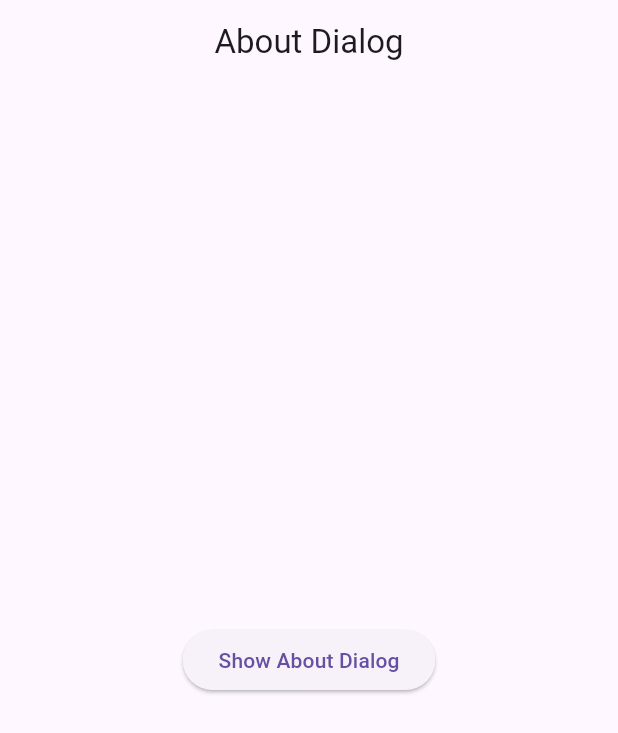
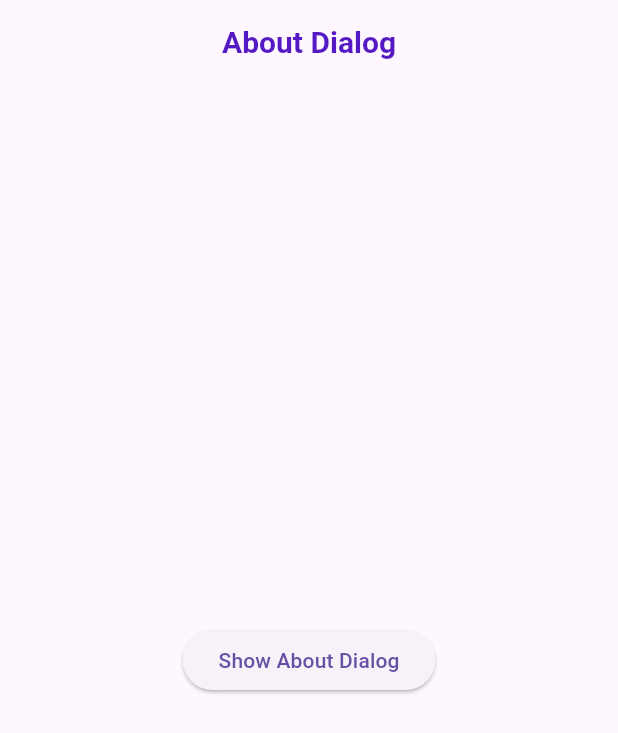
Before and after one commit to moshiurr4766/Flutter-Widgets-Focus-On-UI, a Flutter app: the screen it shows after launch, on a phone screen of 412 x 824 dp. Shown: the top 733 px of the screen. Run offline on Flutter 3.47's test engine with Material 3 defaults, Android fonts, the phone set to English and light mode, and no system bars.

Commit message:
About Dialog_w001

```diff
--- a/lib/Widgets/w001.dart
+++ b/lib/Widgets/w001.dart
@@ -5,7 +5,11 @@ class AboutDialogExample extends StatelessWidget {
   @override
   Widget build(BuildContext context) {
     return Scaffold(
-      appBar: AppBar(title: Text("About Dialog"), centerTitle: true),
+      appBar: AppBar(title: Text("About Dialog",style: TextStyle(
+        color: Color.fromARGB(255, 85, 25, 195),
+        fontSize: 20,
+        fontWeight: FontWeight.bold,
+      ),), centerTitle: true),
       body: Center(
         child: ElevatedButton(
           onPressed: () {
@@ -18,6 +22,7 @@ class AboutDialogExample extends StatelessWidget {
             );
           },
           child: Text("Show About Dialog"),
+
         ),
       ),
     );
```
Also changed, not shown: Output/w001.png (added).
